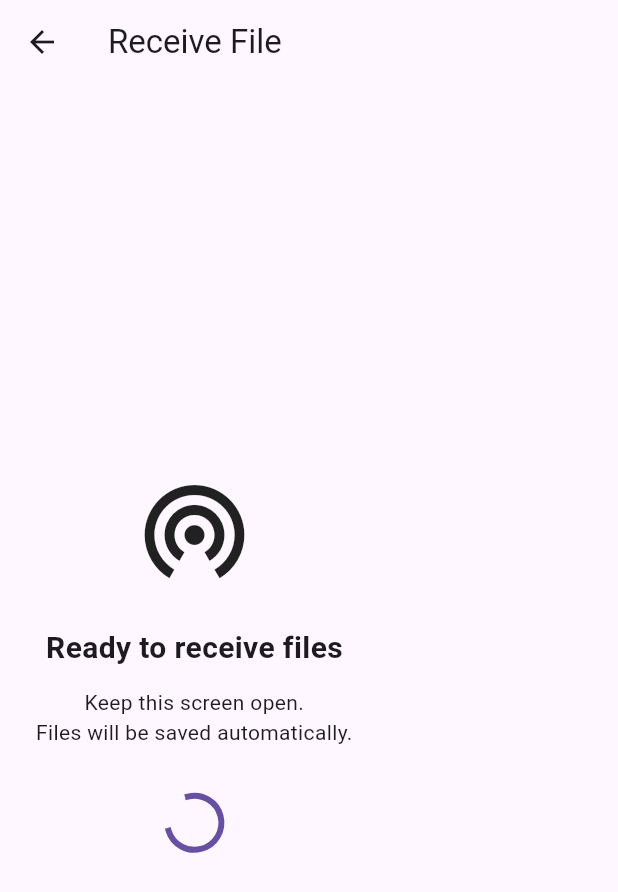
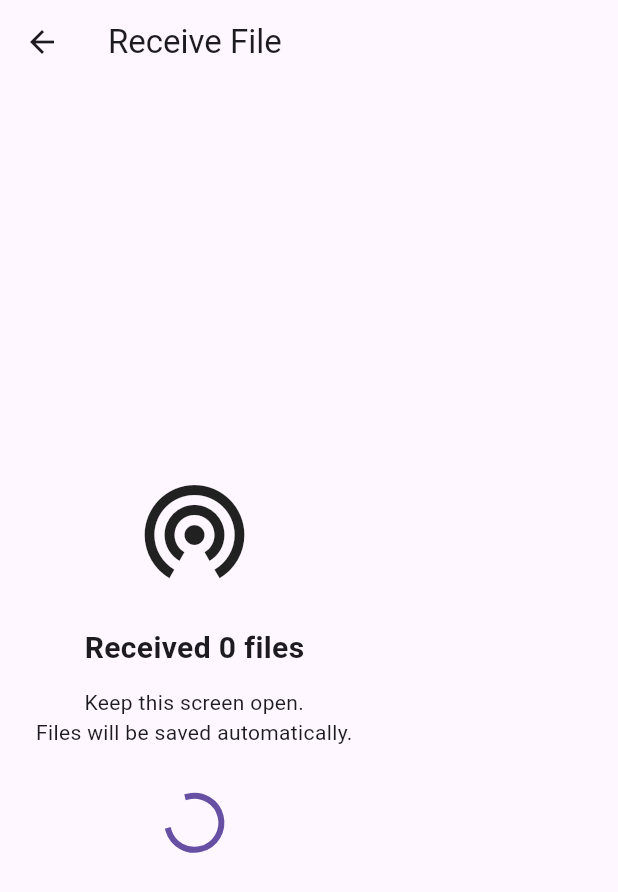
Before and after one commit to Himanshujoy/File_Transfer_App, a Flutter app: the ReceiveScreen screen opened directly, on a phone screen of 412 x 824 dp. Shown: the top 892 px of the screen. Run offline on Flutter 3.47's test engine with Material 3 defaults, Android fonts, the phone set to English and light mode, and no system bars; our stand-ins replace dio, file_picker, image_picker, shelf; missing offline and left inert: bonsoir.

```diff
--- a/lib/features/receive/receive_controller.dart
+++ b/lib/features/receive/receive_controller.dart
@@ -1,9 +1,16 @@
+import 'package:flutter/foundation.dart';
 import '../../core/network/transfer/file_transfer_service.dart';
 
-class ReceiveController {
+class ReceiveController extends ChangeNotifier {
   final FileTransferService _service = FileTransferService();
 
+  int receivedCount = 0;
+
   Future<void> startReceiving() async {
+    _service.onFileReceived = () {
+      receivedCount++;
+      notifyListeners();
+    };
     await _service.startServer();
   }
 
--- a/lib/ui/screens/receive_screen.dart
+++ b/lib/ui/screens/receive_screen.dart
@@ -1,5 +1,5 @@
 import 'package:flutter/material.dart';
-import '../../core/network/transfer/file_transfer_service.dart';
+import '../../features/receive/receive_controller.dart';
 
 class ReceiveScreen extends StatefulWidget {
   const ReceiveScreen({super.key});
@@ -9,45 +9,54 @@ class ReceiveScreen extends StatefulWidget {
 }
 
 class _ReceiveScreenState extends State<ReceiveScreen> {
-  final _service = FileTransferService();
+  final ReceiveController controller = ReceiveController();
 
   @override
   void initState() {
     super.initState();
-    _service.startServer();
+    controller.startReceiving();
   }
 
   @override
   void dispose() {
-    _service.stopServer();
+    controller.stopReceiving();
+    controller.dispose();
     super.dispose();
   }
 
   @override
   Widget build(BuildContext context) {
+    return AnimatedBuilder(
+      animation: controller,
+      builder: (_, __) {
         return Scaffold(
           appBar: AppBar(title: const Text('Receive File')),
           body: Padding(
             padding: const EdgeInsets.all(24),
             child: Column(
               mainAxisAlignment: MainAxisAlignment.center,
-          children: const [
-            Icon(Icons.wifi_tethering, size: 80),
-            SizedBox(height: 24),
+              children: [
+                const Icon(Icons.wifi_tethering, size: 80),
+                const SizedBox(height: 24),
                 Text(
-              'Ready to receive files',
-              style: TextStyle(fontSize: 20, fontWeight: FontWeight.bold),
+                  'Received ${controller.receivedCount} files',
+                  style: const TextStyle(
+                    fontSize: 20,
+                    fontWeight: FontWeight.bold,
                   ),
-            SizedBox(height: 12),
-            Text(
+                ),
+                const SizedBox(height: 12),
+                const Text(
                   'Keep this screen open.\nFiles will be saved automatically.',
                   textAlign: TextAlign.center,
                 ),
-            SizedBox(height: 32),
-            CircularProgressIndicator(),
+                const SizedBox(height: 32),
+                const CircularProgressIndicator(),
               ],
             ),
           ),
         );
+      },
+    );
   }
 }
```
Also changed, not shown: lib/core/network/transfer/file_transfer_service.dart (+8 -16 lines), lib/features/send/send_controller.dart (+8 -1 lines), lib/ui/screens/home_screen.dart (+9 -1 lines). Lines whose indentation alone changed are shown as unchanged.
